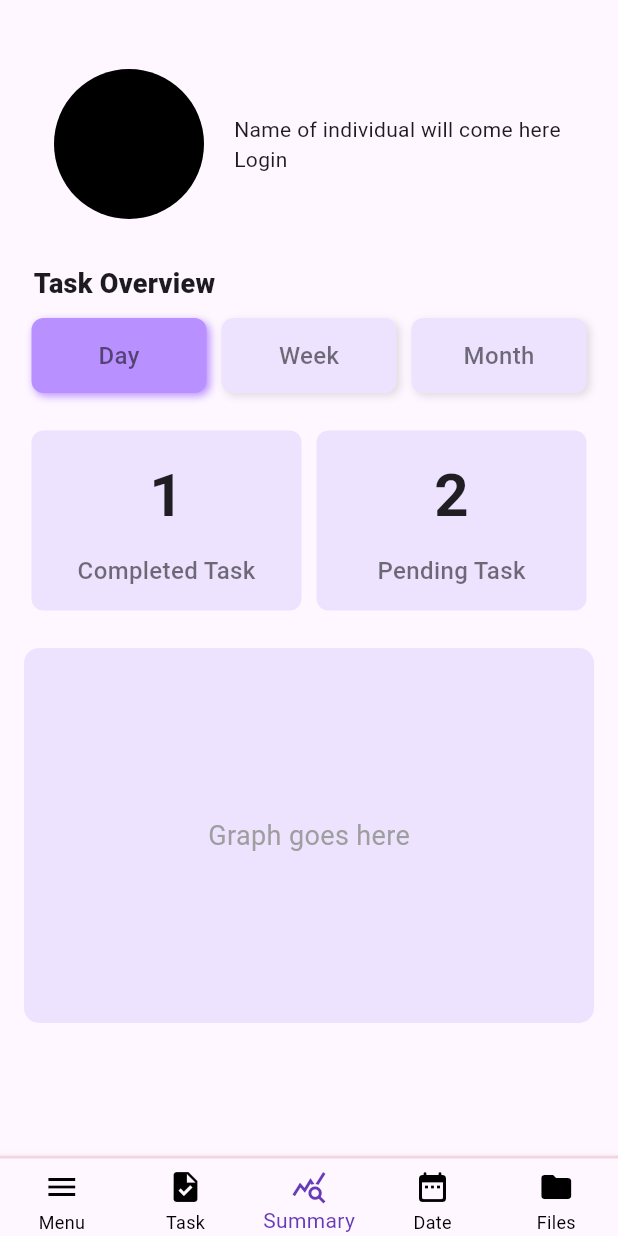
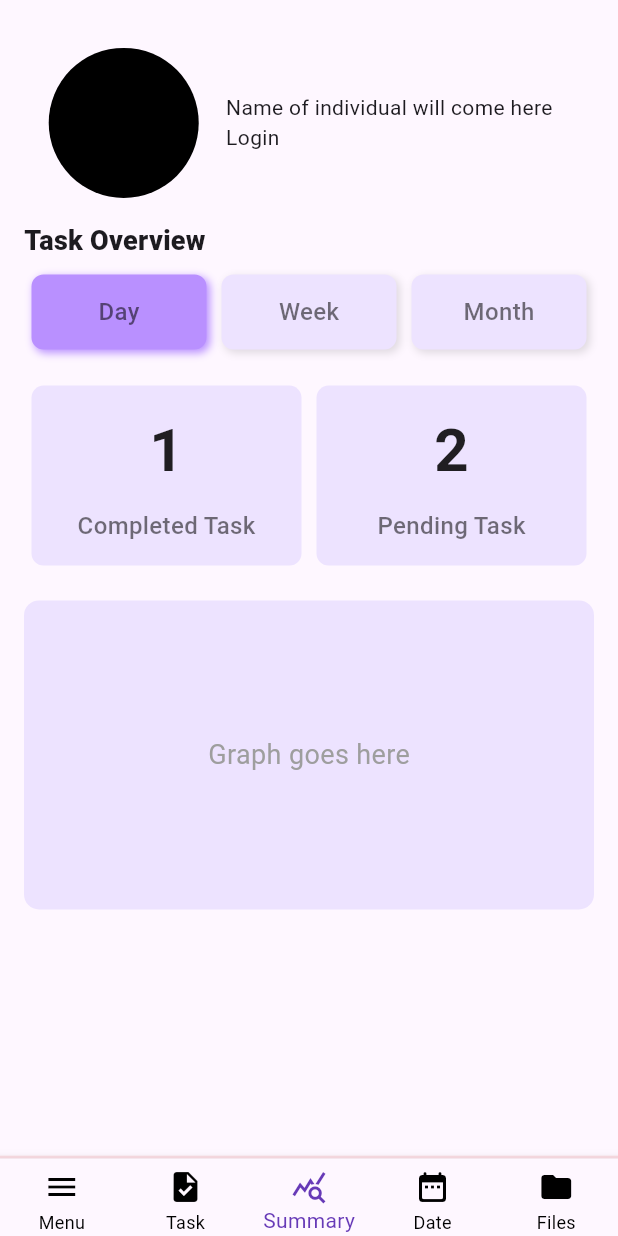
Before and after one commit to byteArrow18/App_Dev_001, a Flutter app: the screen it shows after launch, on a phone screen of 412 x 824 dp. Run offline on Flutter 3.47's test engine with Material 3 defaults, Android fonts, the phone set to English and light mode, and no system bars.

Commit message:
changed summary page to media query

```diff
--- a/lib/summary/presentation/summary.dart
+++ b/lib/summary/presentation/summary.dart
@@ -43,15 +43,18 @@ class _HomePageState extends State<HomePage> {
                   Expanded(
                     child: Container(
                       // color: Colors.amber,
-                      height: 160,
+                      // height: 160,
+                      height: widget.screenHeight * 0.16,
                       child: Row(
                         children: [
-                          SizedBox(width: 20,),
+                          // SizedBox(width: 20,),
+                          SizedBox(width: widget.screenWidth * 0.04,),
                           CircleAvatar(
                             radius: 50,
                             backgroundColor: Colors.black,
                           ),
-                          SizedBox(width: 20,),
+                          // SizedBox(width: 20,),
+                          SizedBox(width: widget.screenWidth * 0.044,),
                           Column(
                             crossAxisAlignment: CrossAxisAlignment.start,
                             mainAxisAlignment: MainAxisAlignment.center,
@@ -70,7 +73,7 @@ class _HomePageState extends State<HomePage> {
               ),
               // Row with Day, Week, Month buttons
               Align(
-                alignment: Alignment(-0.95, 0),
+                alignment: Alignment.bottomLeft,
                 child: Text(
                   "Task Overview",
                   style: TextStyle(
@@ -80,7 +83,8 @@ class _HomePageState extends State<HomePage> {
                   ),
                 ),
               ),
-              SizedBox(height: 5,),
+              // SizedBox(height: 5,),
+              SizedBox(height: widget.screenHeight * 0.005,),
               Row(
                 mainAxisAlignment: MainAxisAlignment.spaceBetween,
                 children: [
@@ -102,7 +106,8 @@ class _HomePageState extends State<HomePage> {
                    },),
                 ],
               ),
-              SizedBox(height: 5,),
+              // SizedBox(height: 5,),
+              SizedBox(height: widget.screenHeight * 0.005,),
               Row(
                 mainAxisAlignment: MainAxisAlignment.spaceAround,
                 children: [
@@ -110,11 +115,13 @@ class _HomePageState extends State<HomePage> {
                   CountTaskBlock(label: "Pending Task", color: const Color.fromARGB(255, 237, 227, 255), taskCount: pendingTask),
                 ],
               ),
-              SizedBox(height: 10),
+              // SizedBox(height: 10),
+              SizedBox(height: widget.screenHeight * 0.01,),
               // Graph Container below the buttons
               Container(
                 width: double.infinity,
-                height: 250,
+                // height: 250,
+                height: widget.screenHeight * 0.25,
                 decoration: BoxDecoration(
                   borderRadius: BorderRadius.circular(10),
                   color: const Color.fromARGB(255, 237, 227, 255),
```
